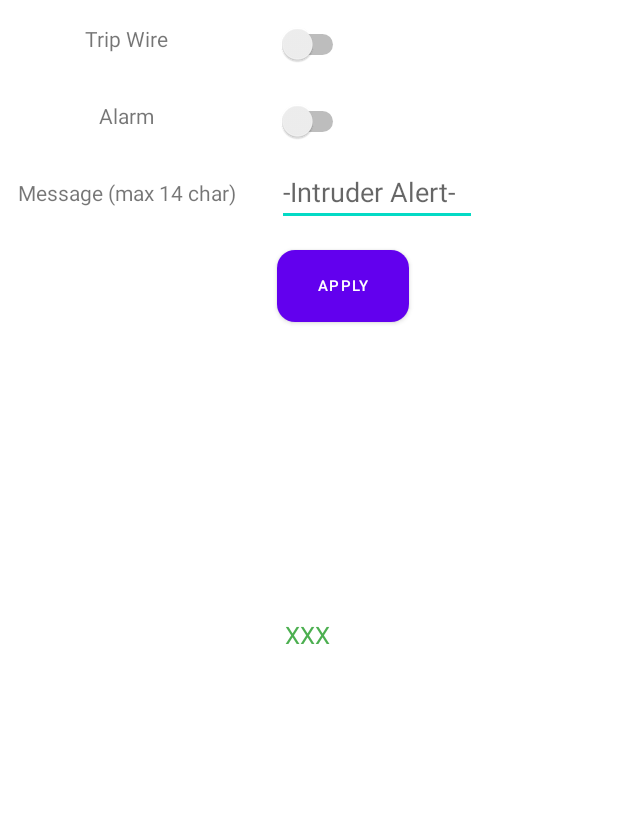
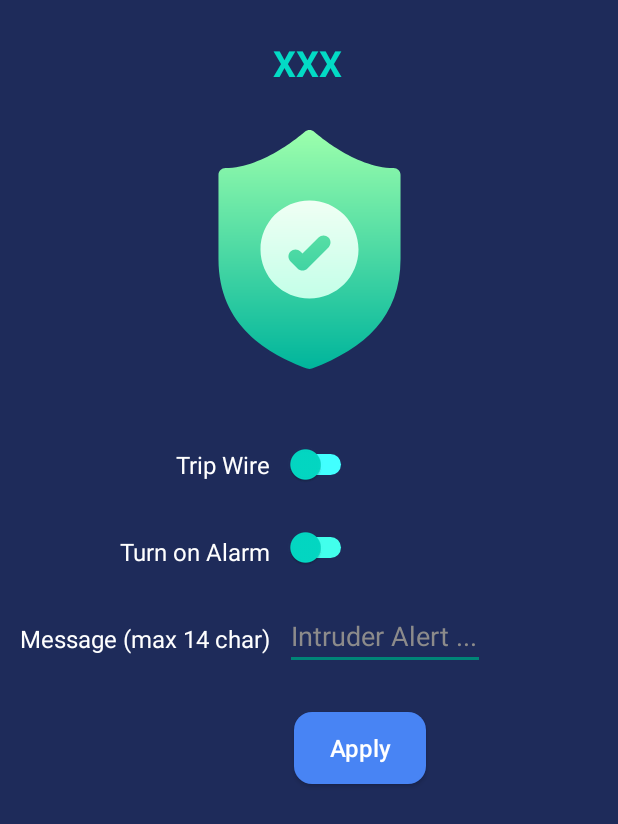
Before and after one commit to jaschan66/IoTAssignment, an Android app: the layout activity_main.xml on its own in the app's theme, with its tools: preview values and no code run, on a phone screen of 412 x 824 dp. Shown: the top 824 px of the screen. Run offline under Robolectric (Android 15) with nearby library versions, the phone set to English and light mode, and no system bars.

Commit message:
Added Background and Icon

```diff
--- a/app/src/main/java/my/com/iotassignment/MainActivity.kt
+++ b/app/src/main/java/my/com/iotassignment/MainActivity.kt
@@ -17,8 +17,6 @@ import my.com.iotassignment.databinding.ActivityMainBinding
 import java.lang.StringBuilder
 
 class MainActivity : AppCompatActivity() {
-
-
 
     private lateinit var binding: ActivityMainBinding
     val database = Firebase.database
@@ -46,15 +44,15 @@ class MainActivity : AppCompatActivity() {
 
                 if (trippedVal == "1"){
                     binding.lblTrip.text = "Intruder Found"
-                    binding.lblTrip.setTextColor(Color.parseColor("#fc1c03"))
+                    binding.imgPhoto.setImageResource(R.drawable.danger)
+                    binding.lblTrip.setTextColor(Color.parseColor("#EC3F2C"))
 
                 }
                 else{
                     binding.lblTrip.text = "No Intruder Found"
-                    binding.lblTrip.setTextColor(Color.parseColor("#4CAF50"))
+                    binding.imgPhoto.setImageResource(R.drawable.safe)
+                    binding.lblTrip.setTextColor(Color.parseColor("#FF03DAC5"))
                 }
-
-
 
             }
 
@@ -66,17 +64,16 @@ class MainActivity : AppCompatActivity() {
         ref.addListenerForSingleValueEvent(getData)
 
 
-
-
-
         binding.tripSW.setOnCheckedChangeListener { buttonView, isChecked ->
             if (isChecked){
                 ref.child("tripwire")
                     .setValue("ON")
+                toast("Tripwire armed.")
             }
             else {
                 ref.child("tripwire")
                     .setValue("OFF")
+                toast("Tripwire disarmed.")
             }
         }
 
@@ -98,8 +95,6 @@ class MainActivity : AppCompatActivity() {
                 applyText() }
 
         // binding.edtMessage.text.toString().trim()
-
-
 
 
     }
--- /dev/null
+++ b/app/src/main/res/drawable/safe.xml
@@ -0,0 +1,35 @@
+<vector xmlns:android="http://schemas.android.com/apk/res/android"
+    xmlns:aapt="http://schemas.android.com/aapt"
+    android:width="512dp"
+    android:height="512dp"
+    android:viewportWidth="512"
+    android:viewportHeight="512">
+  <path
+      android:pathData="m436,81.621c-83.027,0 -169.071,-76.961 -169.923,-77.732 -5.719,-5.185 -14.436,-5.185 -20.154,0 -0.857,0.777 -86.675,77.732 -169.923,77.732 -8.284,0 -15,6.716 -15,15v179.638c0,145.524 108.236,203.674 189.65,234.755 1.723,0.658 3.536,0.986 5.35,0.986s3.627,-0.329 5.35,-0.986c114.154,-43.58 189.65,-111.559 189.65,-234.755v-179.638c0,-8.284 -6.716,-15 -15,-15z">
+    <aapt:attr name="android:fillColor">
+      <gradient
+          android:startY="512"
+          android:startX="256"
+          android:endY="0"
+          android:endX="256"
+          android:type="linear">
+        <item android:offset="0" android:color="#FF00B59C"/>
+        <item android:offset="1" android:color="#FF9CFFAC"/>
+      </gradient>
+    </aapt:attr>
+  </path>
+  <path
+      android:pathData="m256,151c-57.897,0 -105,47.103 -105,105s47.103,105 105,105 105,-47.103 105,-105 -47.103,-105 -105,-105zM296.606,251.606 L251.606,296.606c-2.928,2.929 -6.767,4.394 -10.606,4.394s-7.678,-1.464 -10.606,-4.394l-15,-15c-5.858,-5.858 -5.858,-15.355 0,-21.213 5.857,-5.858 15.355,-5.858 21.213,0l4.394,4.393 34.394,-34.393c5.857,-5.858 15.355,-5.858 21.213,0 5.857,5.858 5.857,15.355 -0.002,21.213z">
+    <aapt:attr name="android:fillColor">
+      <gradient
+          android:startY="361"
+          android:startX="256"
+          android:endY="151"
+          android:endX="256"
+          android:type="linear">
+        <item android:offset="0" android:color="#FFC3FFE8"/>
+        <item android:offset="0.9973" android:color="#FFF0FFF4"/>
+      </gradient>
+    </aapt:attr>
+  </path>
+</vector>
--- a/app/src/main/res/layout/activity_main.xml
+++ b/app/src/main/res/layout/activity_main.xml
@@ -4,118 +4,142 @@
     xmlns:tools="http://schemas.android.com/tools"
     android:layout_width="match_parent"
     android:layout_height="match_parent"
-    android:background="#FFFFFF"
+    android:background="#1E2B5A"
     tools:context=".MainActivity">
-
-    <TextView
-        android:id="@+id/textView"
-        android:layout_width="wrap_content"
-        android:layout_height="wrap_content"
-        android:layout_marginStart="16dp"
-        android:layout_marginTop="16dp"
-        android:layout_marginEnd="16dp"
-        android:text="Trip Wire"
-        app:layout_constraintEnd_toStartOf="@+id/guideline3"
-        app:layout_constraintStart_toStartOf="parent"
-        app:layout_constraintTop_toTopOf="parent" />
-
-    <TextView
-        android:id="@+id/textView2"
-        android:layout_width="wrap_content"
-        android:layout_height="wrap_content"
-        android:layout_marginStart="16dp"
-        android:layout_marginTop="32dp"
-        android:layout_marginEnd="16dp"
-        android:text="Alarm"
-        app:layout_constraintEnd_toStartOf="@+id/guideline3"
-        app:layout_constraintStart_toStartOf="parent"
-        app:layout_constraintTop_toBottomOf="@+id/textView" />
-
-    <TextView
-        android:id="@+id/textView4"
-        android:layout_width="wrap_content"
-        android:layout_height="wrap_content"
-        android:layout_marginStart="16dp"
-        android:layout_marginTop="32dp"
-        android:layout_marginEnd="16dp"
-        android:text="Message (max 14 char)"
-        app:layout_constraintEnd_toStartOf="@+id/guideline3"
-        app:layout_constraintHorizontal_bias="0.488"
-        app:layout_constraintStart_toStartOf="parent"
-        app:layout_constraintTop_toBottomOf="@+id/textView2" />
-
-    <Switch
-        android:id="@+id/tripSW"
-        android:layout_width="wrap_content"
-        android:layout_height="wrap_content"
-        android:layout_marginStart="16dp"
-        android:layout_marginTop="16dp"
-        android:checked="false"
-        android:textOff="OFF"
-        android:textOn="ON"
-        app:layout_constraintStart_toStartOf="@+id/guideline3"
-        app:layout_constraintTop_toTopOf="parent"
-        tools:checked="false" />
-
-    <Switch
-        android:id="@+id/buzzSW"
-        android:layout_width="wrap_content"
-        android:layout_height="wrap_content"
-        android:layout_marginStart="16dp"
-        android:layout_marginTop="24dp"
-        android:checked="false"
-        android:textOff="OFF"
-        android:textOn="ON"
-        app:layout_constraintStart_toStartOf="@+id/guideline3"
-        app:layout_constraintTop_toBottomOf="@+id/tripSW"
-        tools:checked="false" />
 
     <androidx.constraintlayout.widget.Guideline
         android:id="@+id/guideline3"
         android:layout_width="wrap_content"
         android:layout_height="wrap_content"
         android:orientation="vertical"
-        app:layout_constraintGuide_begin="169dp" />
-
-    <TextView
-        android:id="@+id/lblTrip"
-        android:layout_width="wrap_content"
-        android:layout_height="wrap_content"
-        android:textColor="#4CAF50"
-        android:textSize="16sp"
-        app:layout_constraintBottom_toBottomOf="parent"
-        app:layout_constraintEnd_toEndOf="parent"
-        app:layout_constraintHorizontal_bias="0.498"
-        app:layout_constraintStart_toStartOf="parent"
-        app:layout_constraintTop_toTopOf="parent"
-        app:layout_constraintVertical_bias="0.514"
-        tools:text="XXX" />
+        app:layout_constraintGuide_begin="180dp" />
 
     <EditText
         android:id="@+id/edtMessage"
         android:layout_width="133dp"
         android:layout_height="40dp"
-        android:layout_marginStart="16dp"
-        android:layout_marginTop="16dp"
+        android:layout_marginStart="10dp"
+        android:layout_marginTop="28dp"
         android:ems="10"
-        android:hint="-Intruder Alert-"
+        android:hint="Intruder Alert ..."
         android:inputType="textPersonName"
         android:maxLength="14"
+        android:textColor="@color/white"
+        android:textColorHint="#8C8B8B"
         app:layout_constraintStart_toStartOf="@+id/guideline3"
-        app:layout_constraintTop_toBottomOf="@+id/buzzSW" />
+        app:layout_constraintTop_toBottomOf="@+id/buzzSW"
+        tools:ignore="TouchTargetSizeCheck,TextContrastCheck" />
+
+    <TextView
+        android:id="@+id/textView"
+        android:layout_width="0dp"
+        android:layout_height="wrap_content"
+        android:layout_marginTop="296dp"
+        android:text="Trip Wire"
+        android:textColor="@color/white"
+        android:textSize="16sp"
+        app:layout_constraintBottom_toBottomOf="@+id/tripSW"
+        app:layout_constraintEnd_toStartOf="@+id/guideline3"
+        app:layout_constraintTop_toTopOf="parent" />
+
+    <Switch
+        android:id="@+id/tripSW"
+        android:layout_width="wrap_content"
+        android:layout_height="wrap_content"
+        android:layout_marginStart="10dp"
+        android:layout_marginTop="296dp"
+        android:checked="false"
+        android:textColorLink="@color/white"
+        android:textOff="OFF"
+        android:textOn="ON"
+        android:thumbTint="@color/teal_200"
+        android:trackTint="#00FFE6"
+        android:trackTintMode="add"
+        app:layout_constraintStart_toStartOf="@+id/guideline3"
+        app:layout_constraintTop_toTopOf="parent"
+        tools:checked="false"
+        tools:ignore="TouchTargetSizeCheck" />
+
+    <TextView
+        android:id="@+id/textView2"
+        android:layout_width="0dp"
+        android:layout_height="wrap_content"
+        android:layout_marginTop="36dp"
+        android:text="Turn on Alarm"
+        android:textColor="@color/white"
+        android:textSize="16sp"
+        app:layout_constraintBottom_toBottomOf="@+id/buzzSW"
+        app:layout_constraintEnd_toStartOf="@+id/guideline3"
+        app:layout_constraintTop_toBottomOf="@+id/textView" />
+
+    <TextView
+        android:id="@+id/textView4"
+        android:layout_width="0dp"
+        android:layout_height="wrap_content"
+        android:text="Message (max 14 char)"
+        android:textColor="@color/white"
+        android:textSize="16sp"
+        app:layout_constraintBottom_toBottomOf="@+id/edtMessage"
+        app:layout_constraintEnd_toStartOf="@+id/guideline3"
+        app:layout_constraintTop_toTopOf="@+id/edtMessage"
+        app:layout_constraintVertical_bias="0.444" />
+
+    <Switch
+        android:id="@+id/buzzSW"
+        android:layout_width="wrap_content"
+        android:layout_height="wrap_content"
+        android:layout_marginStart="10dp"
+        android:layout_marginTop="28dp"
+        android:checked="false"
+        android:textOff="OFF"
+        android:textOn="ON"
+        android:thumbTint="@color/teal_200"
+        android:trackTint="#00FFE6"
+        android:trackTintMode="screen"
+        app:layout_constraintStart_toStartOf="@+id/guideline3"
+        app:layout_constraintTop_toBottomOf="@+id/tripSW"
+        tools:checked="false"
+        tools:ignore="TouchTargetSizeCheck" />
 
     <Button
         android:id="@+id/btnApply"
         android:layout_width="wrap_content"
         android:layout_height="wrap_content"
         android:layout_marginStart="16dp"
-        android:layout_marginTop="16dp"
+        android:layout_marginTop="28dp"
         android:background="@drawable/roundedge"
         android:text="Apply"
+        android:textAllCaps="false"
+
         android:textColor="@color/white"
-
-        android:textSize="10sp"
+        android:textSize="16sp"
         app:layout_constraintStart_toStartOf="@+id/guideline3"
         app:layout_constraintTop_toBottomOf="@+id/edtMessage" />
 
+    <ImageView
+        android:id="@+id/imgPhoto"
+        android:layout_width="159dp"
+        android:layout_height="195dp"
+        android:layout_marginTop="10dp"
+        app:layout_constraintBottom_toTopOf="@+id/tripSW"
+        app:layout_constraintEnd_toEndOf="parent"
+        app:layout_constraintStart_toStartOf="parent"
+        app:layout_constraintTop_toBottomOf="@+id/lblTrip"
+        app:layout_constraintVertical_bias="0.024"
+        tools:srcCompat="@drawable/safe" />
+
+    <TextView
+        android:id="@+id/lblTrip"
+        android:layout_width="wrap_content"
+        android:layout_height="wrap_content"
+        android:layout_marginTop="25dp"
+        android:textColor="@color/teal_200"
+        android:textSize="24sp"
+        android:textStyle="bold"
+        app:layout_constraintEnd_toEndOf="parent"
+        app:layout_constraintHorizontal_bias="0.498"
+        app:layout_constraintStart_toStartOf="parent"
+        app:layout_constraintTop_toTopOf="parent"
+        tools:text="XXX" />
+
 </androidx.constraintlayout.widget.ConstraintLayout>
--- a/app/src/main/res/values-night/themes.xml
+++ b/app/src/main/res/values-night/themes.xml
@@ -1,13 +1,13 @@
 <resources xmlns:tools="http://schemas.android.com/tools">
     <!-- Base application theme. -->
-    <style name="Theme.IoTAssignment" parent="Theme.MaterialComponents.DayNight.DarkActionBar">
+    <style name="Theme.IoTAssignment" parent="Theme.AppCompat.Light.NoActionBar">
         <!-- Primary brand color. -->
         <item name="colorPrimary">@color/purple_200</item>
         <item name="colorPrimaryVariant">@color/purple_700</item>
         <item name="colorOnPrimary">@color/black</item>
         <!-- Secondary brand color. -->
         <item name="colorSecondary">@color/teal_200</item>
-        <item name="colorSecondaryVariant">@color/teal_200</item>
+        <item name="colorSecondaryVariant">@color/teal</item>
         <item name="colorOnSecondary">@color/black</item>
         <!-- Status bar color. -->
         <item name="android:statusBarColor" tools:targetApi="l">?attr/colorPrimaryVariant</item>
--- a/app/src/main/res/values/colors.xml
+++ b/app/src/main/res/values/colors.xml
@@ -9,4 +9,6 @@
     <color name="white">#FFFFFFFF</color>
     <color name="light_blue">#4884F4</color>
     <color name="red">#fc1c03</color>
+    <color name="dark_blue">#062645</color>
+    <color name="teal">#00FFE6</color>
 </resources>
--- a/app/src/main/res/values/themes.xml
+++ b/app/src/main/res/values/themes.xml
@@ -1,13 +1,13 @@
 <resources xmlns:tools="http://schemas.android.com/tools">
     <!-- Base application theme. -->
-    <style name="Theme.IoTAssignment" parent="Theme.MaterialComponents.DayNight.DarkActionBar">
+    <style name="Theme.IoTAssignment" parent="Theme.AppCompat.Light.NoActionBar">
         <!-- Primary brand color. -->
-        <item name="colorPrimary">@color/purple_500</item>
-        <item name="colorPrimaryVariant">@color/purple_700</item>
+        <item name="colorPrimary">@color/teal</item>
+        <item name="colorPrimaryVariant">@color/dark_blue</item>
         <item name="colorOnPrimary">@color/white</item>
         <!-- Secondary brand color. -->
         <item name="colorSecondary">@color/teal_200</item>
-        <item name="colorSecondaryVariant">@color/teal_700</item>
+        <item name="colorSecondaryVariant">@color/teal</item>
         <item name="colorOnSecondary">@color/black</item>
         <!-- Status bar color. -->
         <item name="android:statusBarColor" tools:targetApi="l">?attr/colorPrimaryVariant</item>
```
Also changed, not shown: app/src/main/res/drawable/danger.webp (added).
